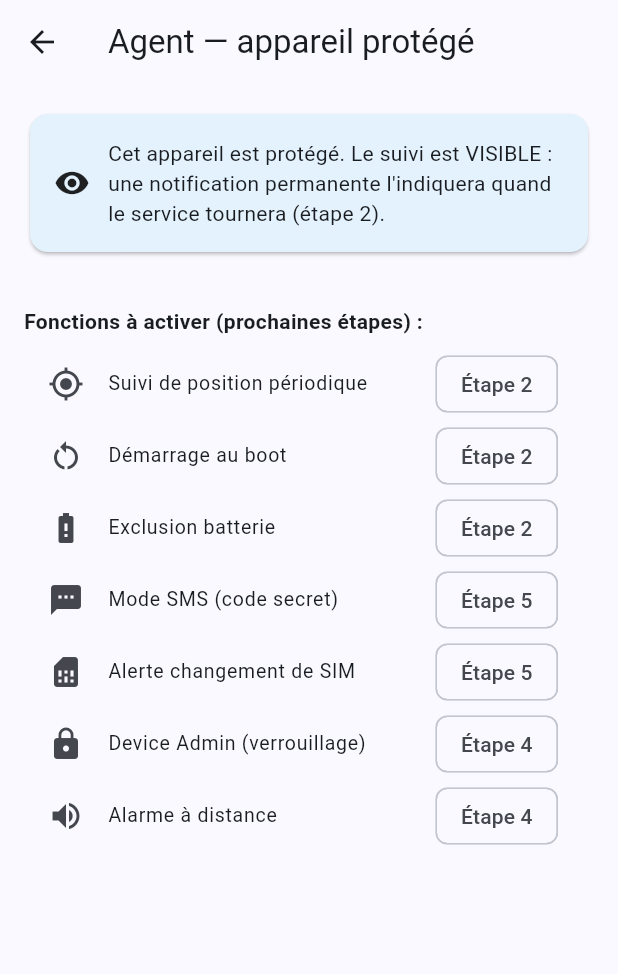
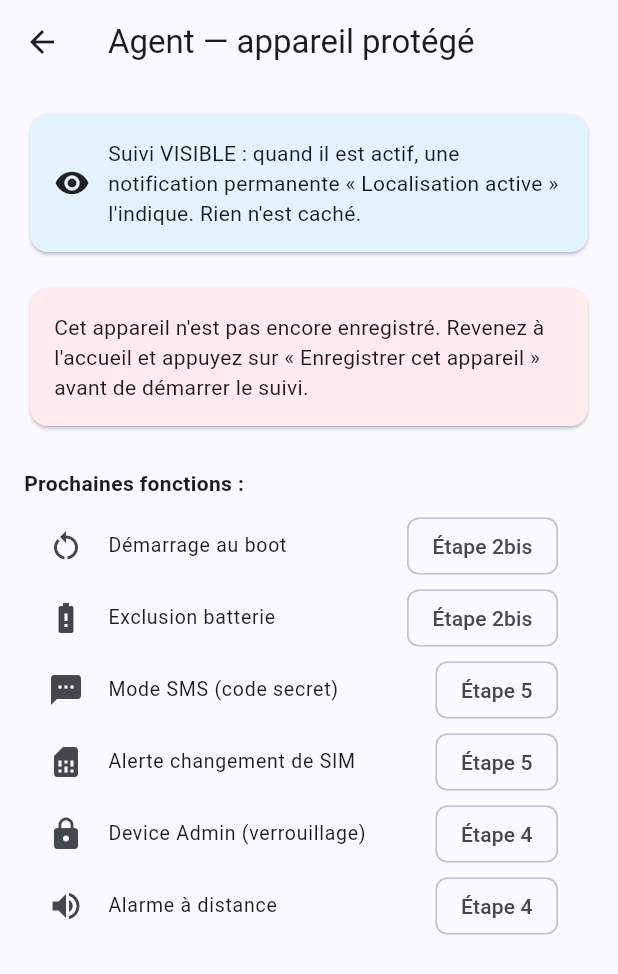
Before and after one commit to digitalbrainnk-boop/Nk, a Flutter app: the EcranAgent screen opened directly with empty values, on a phone screen of 412 x 824 dp. Shown: the top 974 px of the screen. Run offline on Flutter 3.47's test engine with Material 3 defaults, Android fonts, the phone set to English and light mode, and no system bars; our stand-ins replace battery_plus, cloud_firestore, device_info_plus, firebase_auth, firebase_core, geolocator and 3 more; missing offline and left inert: geolocator_android, geolocator_apple; accounts and stored records are empty.

Commit message:
Étape 2 : suivi GPS haute précision + service de premier plan (notification discrète)
Première tranche de l'étape 2 (agent Android, aussi iOS/web avec gardes).

- service_suivi.dart : singleton de suivi.
  * Permissions de localisation (service activé + autorisation).
  * Position HAUTE PRÉCISION (LocationAccuracy.best).
  * Android : service de premier plan intégré à geolocator avec une
    NOTIFICATION DISCRÈTE et VISIBLE « Localisation active » (imposée par
    Android pour l'arrière-plan, conforme à la règle « rien de caché »).
  * iOS : suivi arrière-plan autorisé avec indicateur système visible.
  * Envoi périodique vers Firestore (positions) + état (batterie, en charge,
    en ligne) ; tolérant au hors-ligne.
- Écran agent réécrit (StatefulWidget) : boutons Démarrer / Arrêter, affichage
  de la dernière position avec son RAYON DE PRÉCISION RÉEL (« ±X m »), honnête.
- Dépendances : geolocator (+ _android/_apple), battery_plus.
- Manifeste : le service de premier plan est fourni par geolocator ; seul le
  receiver de boot reste à activer (étape 2bis).
- README mis à jour (étape 2 en cours).

Validé dans cet environnement : flutter analyze (No issues found),
flutter test (4/4), flutter build web --release (OK). L'APK Android n'a pas pu
être compilé ici (pas de SDK Android dans l'environnement) — à tester sur un
appareil réel, où la notification de premier plan et l'arrière-plan prennent
tout leur sens.

Co-Authored-By: Claude Opus 4.8 <noreply@anthropic.com>
Claude-Session: https://claude.ai/code/session_019qeJBv3zzA2hjE8MwSZyJG

```diff
--- a/db_localisation/lib/ecrans/agent/ecran_agent.dart
+++ b/db_localisation/lib/ecrans/agent/ecran_agent.dart
@@ -1,18 +1,58 @@
-// Écran AGENT — squelette d'étape 1 (appareil protégé).
+// Écran AGENT — appareil protégé (étape 2 : suivi GPS).
 //
-// Rappel honnête des capacités par plateforme :
-//  - Android : service de premier plan + notification permanente, boot,
-//    exclusion batterie, mode SMS, commandes, Device Admin (étapes 2, 4, 5).
-//  - iOS : version LIMITÉE (localisation arrière-plan autorisée, mode perdu,
-//    alarme via notifications). Apple interdit SMS/boot/service caché.
+// Capacités par plateforme (rappel honnête) :
+//  - Android : suivi via service de premier plan + notification VISIBLE mais
+//    discrète ; boot, exclusion batterie, SMS, Device Admin aux étapes 2bis/4/5.
+//  - iOS : suivi en arrière-plan autorisé (indicateur système visible), mode
+//    perdu, alarme via notifications. Pas de SMS/boot/service caché (Apple).
 import 'package:flutter/foundation.dart';
 import 'package:flutter/material.dart';
+import 'package:intl/intl.dart';
 
+import '../../modeles/position.dart';
+import '../../services/service_consentement.dart';
 import '../../services/service_installation.dart';
+import '../../services/service_suivi.dart';
 
-class EcranAgent extends StatelessWidget {
+class EcranAgent extends StatefulWidget {
   final String uid;
   const EcranAgent({super.key, required this.uid});
+
+  @override
+  State<EcranAgent> createState() => _EcranAgentState();
+}
+
+class _EcranAgentState extends State<EcranAgent> {
+  final _consentement = ServiceConsentement();
+  final _suivi = ServiceSuivi.instance;
+  String? _deviceId;
+  bool _chargement = true;
+
+  @override
+  void initState() {
+    super.initState();
+    _chargerDeviceId();
+  }
+
+  Future<void> _chargerDeviceId() async {
+    final id = await _consentement.deviceIdEnregistre();
+    if (!mounted) return;
+    setState(() {
+      _deviceId = id;
+      _chargement = false;
+    });
+  }
+
+  Future<void> _basculerSuivi() async {
+    final deviceId = _deviceId;
+    if (deviceId == null) return;
+    if (_suivi.actif.value) {
+      await _suivi.arreter(uid: widget.uid, deviceId: deviceId);
+    } else {
+      await _suivi.demarrer(uid: widget.uid, deviceId: deviceId);
+    }
+    if (mounted) setState(() {});
+  }
 
   @override
   Widget build(BuildContext context) {
@@ -21,7 +61,9 @@ class EcranAgent extends StatelessWidget {
 
     return Scaffold(
       appBar: AppBar(title: const Text('Agent — appareil protégé')),
-      body: ListView(
+      body: _chargement
+          ? const Center(child: CircularProgressIndicator())
+          : ListView(
               padding: const EdgeInsets.all(16),
               children: [
                 // Bandeau "visible et consenti".
@@ -35,9 +77,9 @@ class EcranAgent extends StatelessWidget {
                         SizedBox(width: 12),
                         Expanded(
                           child: Text(
-                      'Cet appareil est protégé. Le suivi est VISIBLE : une '
-                      'notification permanente l\'indiquera quand le service '
-                      'tournera (étape 2).',
+                            'Suivi VISIBLE : quand il est actif, une notification '
+                            'permanente « Localisation active » l\'indique. Rien '
+                            'n\'est caché.',
                           ),
                         ),
                       ],
@@ -46,46 +88,122 @@ class EcranAgent extends StatelessWidget {
                 ),
                 const SizedBox(height: 16),
 
-          // Avertissement iOS honnête (règle non-négociable : l'indiquer).
+                // Avertissement iOS honnête.
                 if (estIos)
                   Card(
                     color: Colors.orange.shade50,
                     child: const Padding(
                       padding: EdgeInsets.all(16),
                       child: Text(
-                  'Sur iPhone / iPad, la protection est LIMITÉE : localisation '
-                  'en arrière-plan autorisée, mode perdu et alarme via '
-                  'notifications. Apple interdit la lecture des SMS, le '
-                  'démarrage au boot et les services cachés.',
+                        'Sur iPhone / iPad : suivi en arrière-plan autorisé '
+                        '(indicateur système visible), mode perdu et alarme via '
+                        'notifications. Pas de SMS, boot ni service caché (Apple).',
                       ),
                     ),
                   ),
 
-          const SizedBox(height: 16),
-          const Text('Fonctions à activer (prochaines étapes) :',
+                if (_deviceId == null)
+                  Card(
+                    color: Colors.red.shade50,
+                    child: const Padding(
+                      padding: EdgeInsets.all(16),
+                      child: Text(
+                        'Cet appareil n\'est pas encore enregistré. Revenez à '
+                        'l\'accueil et appuyez sur « Enregistrer cet appareil » '
+                        'avant de démarrer le suivi.',
+                      ),
+                    ),
+                  )
+                else
+                  _blocSuivi(),
+
+                const SizedBox(height: 24),
+                const Text('Prochaines fonctions :',
                     style: TextStyle(fontWeight: FontWeight.bold)),
                 const SizedBox(height: 8),
-
-          _ligneFonction(Icons.my_location, 'Suivi de position périodique', 'Étape 2'),
                 if (!estIos) ...[
-            _ligneFonction(Icons.restart_alt, 'Démarrage au boot', 'Étape 2'),
-            _ligneFonction(Icons.battery_alert, 'Exclusion batterie', 'Étape 2'),
-            _ligneFonction(Icons.sms, 'Mode SMS (code secret)', 'Étape 5'),
-            _ligneFonction(Icons.sim_card, 'Alerte changement de SIM', 'Étape 5'),
-            _ligneFonction(Icons.lock, 'Device Admin (verrouillage)', 'Étape 4'),
+                  _ligne(Icons.restart_alt, 'Démarrage au boot', 'Étape 2bis'),
+                  _ligne(Icons.battery_alert, 'Exclusion batterie', 'Étape 2bis'),
+                  _ligne(Icons.sms, 'Mode SMS (code secret)', 'Étape 5'),
+                  _ligne(Icons.sim_card, 'Alerte changement de SIM', 'Étape 5'),
+                  _ligne(Icons.lock, 'Device Admin (verrouillage)', 'Étape 4'),
                 ],
-          _ligneFonction(Icons.volume_up, 'Alarme à distance', 'Étape 4'),
+                _ligne(Icons.volume_up, 'Alarme à distance', 'Étape 4'),
 
                 const SizedBox(height: 24),
                 if (kDebugMode)
-            Text('UID du compte : $uid',
+                  Text('UID : ${widget.uid}',
                       style: const TextStyle(fontSize: 11, color: Colors.grey)),
               ],
             ),
     );
   }
 
-  Widget _ligneFonction(IconData icone, String libelle, String etape) {
+  /// Bloc de pilotage du suivi + affichage de la dernière position.
+  Widget _blocSuivi() {
+    return Column(
+      children: [
+        // Bouton démarrer / arrêter (réagit à l'état du service).
+        ValueListenableBuilder<bool>(
+          valueListenable: _suivi.actif,
+          builder: (context, actif, _) {
+            return FilledButton.icon(
+              onPressed: _basculerSuivi,
+              icon: Icon(actif ? Icons.stop : Icons.play_arrow),
+              label: Text(actif ? 'Arrêter le suivi' : 'Démarrer le suivi'),
+              style: FilledButton.styleFrom(
+                minimumSize: const Size.fromHeight(48),
+                backgroundColor: actif ? Colors.red : null,
+              ),
+            );
+          },
+        ),
+        const SizedBox(height: 12),
+
+        // Message d'erreur éventuel (permission, hors ligne...).
+        ValueListenableBuilder<String?>(
+          valueListenable: _suivi.erreur,
+          builder: (context, err, _) => err == null
+              ? const SizedBox.shrink()
+              : Padding(
+                  padding: const EdgeInsets.only(bottom: 8),
+                  child: Text(err, style: const TextStyle(color: Colors.red)),
+                ),
+        ),
+
+        // Dernière position connue + rayon de précision RÉEL.
+        ValueListenableBuilder<Position?>(
+          valueListenable: _suivi.dernierePosition,
+          builder: (context, pos, _) {
+            if (pos == null) {
+              return const Card(
+                child: ListTile(
+                  leading: Icon(Icons.location_searching),
+                  title: Text('Aucune position encore'),
+                  subtitle: Text('Démarrez le suivi pour envoyer la position.'),
+                ),
+              );
+            }
+            final precision = pos.precision == null
+                ? 'précision inconnue'
+                : 'précis à ±${pos.precision!.toStringAsFixed(0)} m';
+            final heure = DateFormat('HH:mm:ss').format(DateTime.now());
+            return Card(
+              child: ListTile(
+                leading: const Icon(Icons.my_location, color: Colors.green),
+                title: Text(
+                    '${pos.lat.toStringAsFixed(6)}, ${pos.lng.toStringAsFixed(6)}'),
+                subtitle: Text(
+                    '$precision • batterie ${pos.batterie ?? '?'}% • $heure'),
+              ),
+            );
+          },
+        ),
+      ],
+    );
+  }
+
+  Widget _ligne(IconData icone, String libelle, String etape) {
     return ListTile(
       dense: true,
       leading: Icon(icone),
--- a/db_localisation/pubspec.yaml
+++ b/db_localisation/pubspec.yaml
@@ -40,6 +40,12 @@ dependencies:
   # --- Ouverture de liens externes (réglages natifs, iCloud, Find My Device) ---
   url_launcher: ^6.3.1
 
+  # --- Suivi GPS (étape 2) ---
+  geolocator: ^14.0.2    # Position haute précision + service de premier plan.
+  battery_plus: ^7.1.2   # Niveau de batterie / en charge pour l'état.
+  geolocator_android: ^5.2.1
+  geolocator_apple: ^2.4.2
+
 dev_dependencies:
   flutter_lints: ^4.0.0
   flutter_test:
```
Also changed, not shown: db_localisation/lib/services/service_suivi.dart (added, +169 -0 lines), 2 other files. Lines whose indentation alone changed are shown as unchanged.
